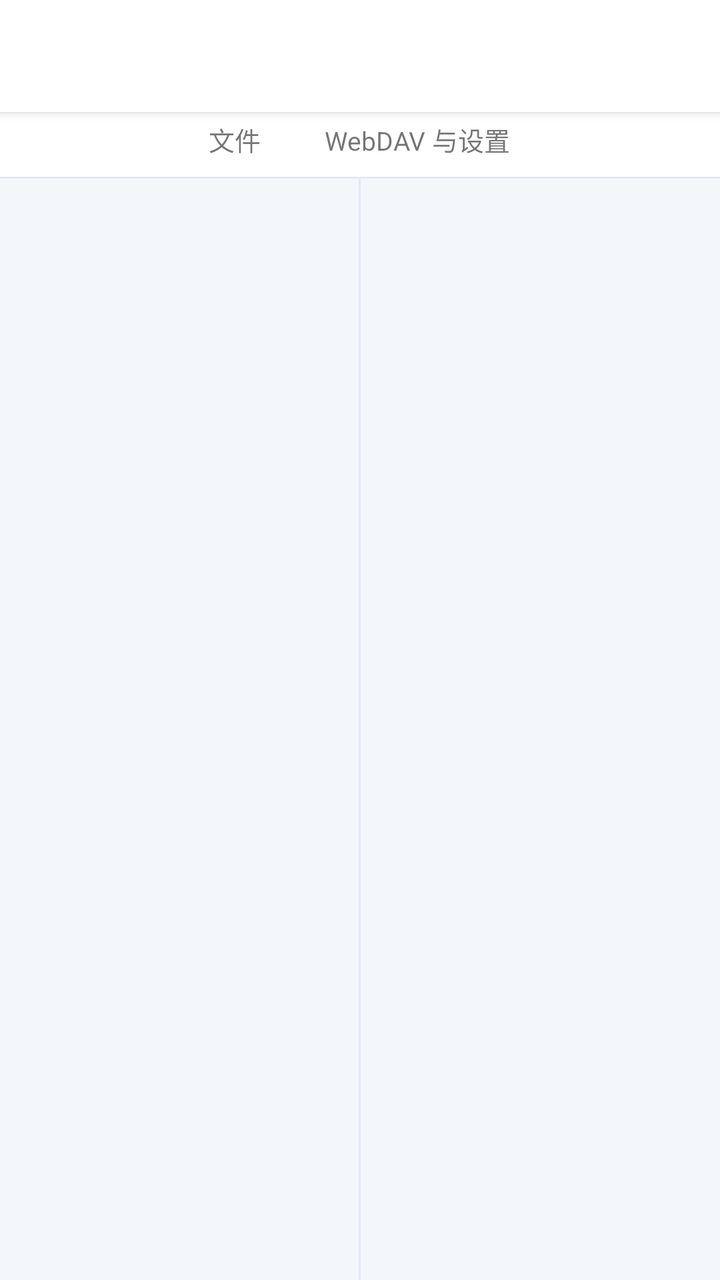
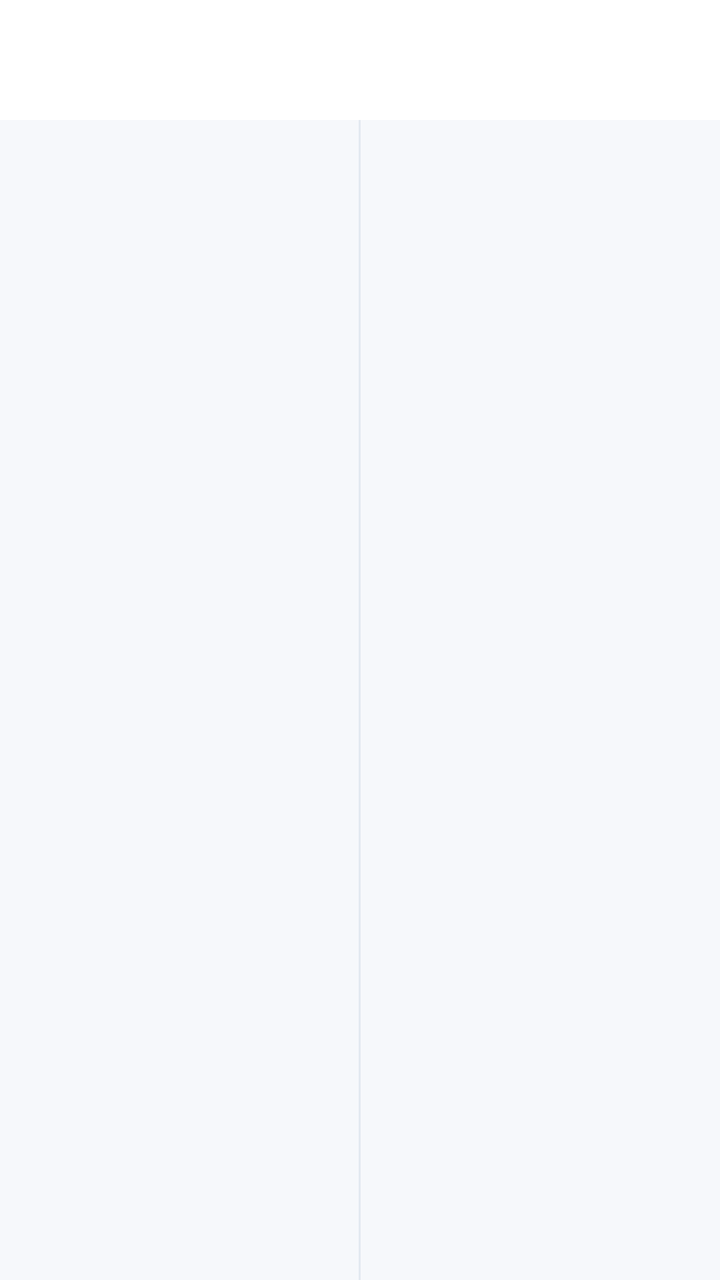

Compare the two renders of this Android layout. The source of the first and the diff that turns it into the second are given below.
<!-- AndroidManifest.xml: application theme AppTheme -->
<!-- res/layout/activity_locations.xml -->
<?xml version="1.0" encoding="utf-8"?>
<LinearLayout xmlns:android="http://schemas.android.com/apk/res/android"
    android:layout_width="match_parent"
    android:layout_height="match_parent"
    android:background="?attr/lumenBg"
    android:fitsSystemWindows="true"
    android:orientation="vertical">

    <android.widget.Toolbar
        android:id="@+id/toolbar"
        android:layout_width="match_parent"
        android:layout_height="?android:attr/actionBarSize"
        android:background="?attr/lumenSurface"
        android:elevation="3dp" />

    <LinearLayout
        android:layout_width="match_parent"
        android:layout_height="wrap_content"
        android:background="?attr/lumenSurface"
        android:gravity="center"
        android:orientation="horizontal"
        android:paddingBottom="5dp">

        <TextView
            android:id="@+id/tabFiles"
            android:layout_width="wrap_content"
            android:layout_height="wrap_content"
            android:paddingStart="16dp"
            android:paddingTop="4dp"
            android:paddingEnd="16dp"
            android:paddingBottom="4dp"
            android:text="文件"
            android:textSize="13sp" />

        <TextView
            android:id="@+id/tabSettings"
            android:layout_width="wrap_content"
            android:layout_height="wrap_content"
            android:paddingStart="16dp"
            android:paddingTop="4dp"
            android:paddingEnd="16dp"
            android:paddingBottom="4dp"
            android:text="WebDAV 与设置"
            android:textSize="13sp" />

    </LinearLayout>

    <View
        android:layout_width="match_parent"
        android:layout_height="1dp"
        android:background="?attr/lumenDivider" />

    <ViewFlipper
        android:id="@+id/flipper"
        android:layout_width="match_parent"
        android:layout_height="0dp"
        android:layout_weight="1">

        <LinearLayout
            android:layout_width="match_parent"
            android:layout_height="match_parent"
            android:orientation="horizontal">

            <LinearLayout
                android:id="@+id/paneLeft"
                android:layout_width="0dp"
                android:layout_height="match_parent"
                android:layout_weight="1"
                android:orientation="vertical" />

            <View
                android:layout_width="1dp"
                android:layout_height="match_parent"
                android:background="?attr/lumenDivider" />

            <LinearLayout
                android:id="@+id/paneRight"
                android:layout_width="0dp"
                android:layout_height="match_parent"
                android:layout_weight="1"
                android:orientation="vertical" />

        </LinearLayout>

        <ScrollView
            android:layout_width="match_parent"
            android:layout_height="match_parent"
            android:clipToPadding="false"
            android:scrollbars="none">

            <LinearLayout
                android:layout_width="match_parent"
                android:layout_height="wrap_content"
                android:orientation="vertical"
                android:paddingStart="16dp"
                android:paddingTop="6dp"
                android:paddingEnd="16dp"
                android:paddingBottom="28dp">

                <TextView
                    android:id="@+id/storageSummary"
                    android:layout_width="match_parent"
                    android:layout_height="wrap_content"
                    android:paddingTop="6dp"
                    android:paddingBottom="2dp"
                    android:textColor="?attr/lumenSecondary"
                    android:textSize="12sp" />

                <LinearLayout
                    android:id="@+id/permissionCard"
                    android:layout_width="match_parent"
                    android:layout_height="wrap_content"
                    android:layout_marginTop="10dp"
                    android:background="@drawable/bg_card"
                    android:gravity="center_vertical"
                    android:orientation="horizontal"
                    android:padding="16dp"
                    android:visibility="gone">

                    <ImageView
                        android:layout_width="26dp"
                        android:layout_height="26dp"
                        android:contentDescription="@null"
                        android:scaleType="centerInside"
                        android:src="@drawable/ic_shield"
                        android:tint="?attr/lumenAccent" />

                    <LinearLayout
                        android:layout_width="0dp"
                        android:layout_height="wrap_content"
                        android:layout_marginStart="12dp"
                        android:layout_weight="1"
                        android:orientation="vertical">

                        <TextView
                            android:layout_width="match_parent"
                            android:layout_height="wrap_content"
                            android:fontFamily="sans-serif-medium"
                            android:text="需要所有文件访问权限"
                            android:textColor="?attr/lumenText"
                            android:textSize="14sp" />

                        <TextView
                            android:layout_width="match_parent"
                            android:layout_height="wrap_content"
                            android:layout_marginTop="3dp"
                            android:text="开启后才能浏览和管理本机全部文件"
                            android:textColor="?attr/lumenSecondary"
                            android:textSize="12sp" />

                    </LinearLayout>

                    <Button
                        android:id="@+id/grantBtn"
                        style="@style/ActionButton"
                        android:layout_width="wrap_content"
                        android:layout_height="wrap_content"
                        android:text="授权" />

                </LinearLayout>

                <TextView
                    style="@style/SectionTitle"
                    android:layout_width="match_parent"
                    android:layout_height="wrap_content"
                    android:text="WEBDAV 服务器" />

                <LinearLayout
                    android:id="@+id/serversBox"
                    android:layout_width="match_parent"
                    android:layout_height="wrap_content"
                    android:orientation="vertical" />

                <TextView
                    android:id="@+id/addServerBtn"
                    android:layout_width="match_parent"
                    android:layout_height="wrap_content"
                    android:layout_marginTop="8dp"
                    android:background="@drawable/bg_chip"
                    android:gravity="center"
                    android:paddingTop="14dp"
                    android:paddingBottom="14dp"
                    android:text="＋ 添加 WebDAV 服务器"
                    android:textColor="?attr/lumenAccent"
                    android:textSize="14sp" />

                <TextView
                    style="@style/SectionTitle"
                    android:layout_width="match_parent"
                    android:layout_height="wrap_content"
                    android:text="快捷访问" />

                <GridLayout
                    android:id="@+id/quickGrid"
                    android:layout_width="match_parent"
                    android:layout_height="wrap_content"
                    android:columnCount="3" />

                <TextView
                    android:layout_width="match_parent"
                    android:layout_height="wrap_content"
                    android:layout_marginTop="22dp"
                    android:gravity="center"
                    android:text="纯 Java · 零第三方依赖 · 本地全盘 + WebDAV"
                    android:textColor="?attr/lumenSecondary"
                    android:textSize="11sp" />

            </LinearLayout>

        </ScrollView>

    </ViewFlipper>

</LinearLayout>
<!-- resources referenced by this layout -->
<resources>
  <!-- drawable bg_card (drawable) -->
  <?xml version="1.0" encoding="utf-8"?>
  <shape xmlns:android="http://schemas.android.com/apk/res/android" android:shape="rectangle">
      <solid android:color="?attr/lumenCard" />
      <corners android:radius="16dp" />
  </shape>
  <!-- drawable bg_chip (drawable) -->
  <?xml version="1.0" encoding="utf-8"?>
  <ripple xmlns:android="http://schemas.android.com/apk/res/android"
      android:color="?attr/lumenRipple">
      <item>
          <shape android:shape="rectangle">
              <solid android:color="?attr/lumenSurface" />
              <corners android:radius="12dp" />
              <stroke
                  android:width="1dp"
                  android:color="?attr/lumenDivider" />
          </shape>
      </item>
  </ripple>
  <!-- drawable ic_shield (drawable) -->
  <?xml version="1.0" encoding="utf-8"?>
  <vector xmlns:android="http://schemas.android.com/apk/res/android"
      android:width="24dp" android:height="24dp"
      android:viewportWidth="24" android:viewportHeight="24">
      <path android:fillColor="#FFFFFFFF"
          android:pathData="M12,1L3,5v6c0,5.55 3.84,10.74 9,12 5.16,-1.26 9,-6.45 9,-12V5l-9,-4zM12,21.5c-3.9,-1.1 -7,-5.4 -7,-10.4V6.3l7,-3.1 7,3.1v4.8c0,5 -3.1,9.3 -7,10.4z" />
  </vector>
  <style name="ActionButton">
          <item name="android:background">?android:attr/selectableItemBackground</item>
          <item name="android:textColor">?attr/lumenAccent</item>
          <item name="android:textAllCaps">false</item>
          <item name="android:textSize">15sp</item>
          <item name="android:paddingStart">12dp</item>
          <item name="android:paddingEnd">12dp</item>
          <item name="android:minWidth">64dp</item>
          <item name="android:minHeight">40dp</item>
      </style>
  <style name="SectionTitle">
          <item name="android:textSize">13sp</item>
          <item name="android:textColor">?attr/lumenSecondary</item>
          <item name="android:letterSpacing">0.08</item>
          <item name="android:paddingTop">20dp</item>
          <item name="android:paddingBottom">8dp</item>
      </style>
  <style name="AppTheme" parent="@android:style/Theme.Material.Light.NoActionBar">
          <item name="lumenBg">@color/light_bg</item>
          <item name="lumenSurface">@color/light_surface</item>
          <item name="lumenCard">@color/light_card</item>
          <item name="lumenText">@color/light_text</item>
          <item name="lumenSecondary">@color/light_secondary</item>
          <item name="lumenDivider">@color/light_divider</item>
          <item name="lumenAccent">@color/light_accent</item>
          <item name="lumenAccent2">@color/light_accent2</item>
          <item name="lumenRipple">@color/light_ripple</item>
          <item name="android:colorAccent">@color/light_accent</item>
          <item name="android:textColorPrimary">@color/light_text</item>
          <item name="android:textColorSecondary">@color/light_secondary</item>
          <item name="android:windowBackground">@color/light_bg</item>
          <item name="android:statusBarColor">@color/light_status</item>
          <item name="android:navigationBarColor">@color/light_bg</item>
          <item name="android:windowActionModeOverlay">true</item>
      </style>
  <color name="light_bg">#F3F6FB</color>
  <color name="light_surface">#FFFFFF</color>
  <color name="light_card">#FFFFFF</color>
  <color name="light_text">#0E1B2E</color>
  <color name="light_secondary">#5E708A</color>
  <color name="light_divider">#E3EAF4</color>
  <color name="light_accent">#0E7C6F</color>
  <color name="light_accent2">#4B63DD</color>
  <color name="light_ripple">#1F000000</color>
  <color name="light_status">#0B3F3A</color>
</resources>

<!-- the commit's change to res/layout/activity_locations.xml (unified diff, before → after) -->
@@ -9,206 +9,34 @@
     <android.widget.Toolbar
         android:id="@+id/toolbar"
         android:layout_width="match_parent"
-        android:layout_height="?android:attr/actionBarSize"
-        android:background="?attr/lumenSurface"
-        android:elevation="3dp" />
+        android:layout_height="60dp"
+        android:background="?attr/lumenSurface" />
 
     <LinearLayout
         android:layout_width="match_parent"
-        android:layout_height="wrap_content"
-        android:background="?attr/lumenSurface"
-        android:gravity="center"
-        android:orientation="horizontal"
-        android:paddingBottom="5dp">
+        android:layout_height="0dp"
+        android:layout_weight="1"
+        android:orientation="horizontal">
 
-        <TextView
-            android:id="@+id/tabFiles"
-            android:layout_width="wrap_content"
-            android:layout_height="wrap_content"
-            android:paddingStart="16dp"
-            android:paddingTop="4dp"
-            android:paddingEnd="16dp"
-            android:paddingBottom="4dp"
-            android:text="文件"
-            android:textSize="13sp" />
+        <LinearLayout
+            android:id="@+id/paneLeft"
+            android:layout_width="0dp"
+            android:layout_height="match_parent"
+            android:layout_weight="1"
+            android:orientation="vertical" />
 
-        <TextView
-            android:id="@+id/tabSettings"
-            android:layout_width="wrap_content"
-            android:layout_height="wrap_content"
-            android:paddingStart="16dp"
-            android:paddingTop="4dp"
-            android:paddingEnd="16dp"
-            android:paddingBottom="4dp"
-            android:text="WebDAV 与设置"
-            android:textSize="13sp" />
+        <View
+            android:layout_width="1dp"
+            android:layout_height="match_parent"
+            android:background="?attr/lumenDivider" />
+
+        <LinearLayout
+            android:id="@+id/paneRight"
+            android:layout_width="0dp"
+            android:layout_height="match_parent"
+            android:layout_weight="1"
+            android:orientation="vertical" />
 
     </LinearLayout>
 
-    <View
-        android:layout_width="match_parent"
-        android:layout_height="1dp"
-        android:background="?attr/lumenDivider" />
-
-    <ViewFlipper
-        android:id="@+id/flipper"
-        android:layout_width="match_parent"
-        android:layout_height="0dp"
-        android:layout_weight="1">
-
-        <LinearLayout
-            android:layout_width="match_parent"
-            android:layout_height="match_parent"
-            android:orientation="horizontal">
-
-            <LinearLayout
-                android:id="@+id/paneLeft"
-                android:layout_width="0dp"
-                android:layout_height="match_parent"
-                android:layout_weight="1"
-                android:orientation="vertical" />
-
-            <View
-                android:layout_width="1dp"
-                android:layout_height="match_parent"
-                android:background="?attr/lumenDivider" />
-
-            <LinearLayout
-                android:id="@+id/paneRight"
-                android:layout_width="0dp"
-                android:layout_height="match_parent"
-                android:layout_weight="1"
-                android:orientation="vertical" />
-
-        </LinearLayout>
-
-        <ScrollView
-            android:layout_width="match_parent"
-            android:layout_height="match_parent"
-            android:clipToPadding="false"
-            android:scrollbars="none">
-
-            <LinearLayout
-                android:layout_width="match_parent"
-                android:layout_height="wrap_content"
-                android:orientation="vertical"
-                android:paddingStart="16dp"
-                android:paddingTop="6dp"
-                android:paddingEnd="16dp"
-                android:paddingBottom="28dp">
-
-                <TextView
-                    android:id="@+id/storageSummary"
-                    android:layout_width="match_parent"
-                    android:layout_height="wrap_content"
-                    android:paddingTop="6dp"
-                    android:paddingBottom="2dp"
-                    android:textColor="?attr/lumenSecondary"
-                    android:textSize="12sp" />
-
-                <LinearLayout
-                    android:id="@+id/permissionCard"
-                    android:layout_width="match_parent"
-                    android:layout_height="wrap_content"
-                    android:layout_marginTop="10dp"
-                    android:background="@drawable/bg_card"
-                    android:gravity="center_vertical"
-                    android:orientation="horizontal"
-                    android:padding="16dp"
-                    android:visibility="gone">
-
-                    <ImageView
-                        android:layout_width="26dp"
-                        android:layout_height="26dp"
-                        android:contentDescription="@null"
-                        android:scaleType="centerInside"
-                        android:src="@drawable/ic_shield"
-                        android:tint="?attr/lumenAccent" />
-
-                    <LinearLayout
-                        android:layout_width="0dp"
-                        android:layout_height="wrap_content"
-                        android:layout_marginStart="12dp"
-                        android:layout_weight="1"
-                        android:orientation="vertical">
-
-                        <TextView
-                            android:layout_width="match_parent"
-                            android:layout_height="wrap_content"
-                            android:fontFamily="sans-serif-medium"
-                            android:text="需要所有文件访问权限"
-                            android:textColor="?attr/lumenText"
-                            android:textSize="14sp" />
-
-                        <TextView
-                            android:layout_width="match_parent"
-                            android:layout_height="wrap_content"
-                            android:layout_marginTop="3dp"
-                            android:text="开启后才能浏览和管理本机全部文件"
-                            android:textColor="?attr/lumenSecondary"
-                            android:textSize="12sp" />
-
-                    </LinearLayout>
-
-                    <Button
-                        android:id="@+id/grantBtn"
-                        style="@style/ActionButton"
-                        android:layout_width="wrap_content"
-                        android:layout_height="wrap_content"
-                        android:text="授权" />
-
-                </LinearLayout>
-
-                <TextView
-                    style="@style/SectionTitle"
-                    android:layout_width="match_parent"
-                    android:layout_height="wrap_content"
-                    android:text="WEBDAV 服务器" />
-
-                <LinearLayout
-                    android:id="@+id/serversBox"
-                    android:layout_width="match_parent"
-                    android:layout_height="wrap_content"
-                    android:orientation="vertical" />
-
-                <TextView
-                    android:id="@+id/addServerBtn"
-                    android:layout_width="match_parent"
-                    android:layout_height="wrap_content"
-                    android:layout_marginTop="8dp"
-                    android:background="@drawable/bg_chip"
-                    android:gravity="center"
-                    android:paddingTop="14dp"
-                    android:paddingBottom="14dp"
-                    android:text="＋ 添加 WebDAV 服务器"
-                    android:textColor="?attr/lumenAccent"
-                    android:textSize="14sp" />
-
-                <TextView
-                    style="@style/SectionTitle"
-                    android:layout_width="match_parent"
-                    android:layout_height="wrap_content"
-                    android:text="快捷访问" />
-
-                <GridLayout
-                    android:id="@+id/quickGrid"
-                    android:layout_width="match_parent"
-                    android:layout_height="wrap_content"
-                    android:columnCount="3" />
-
-                <TextView
-                    android:layout_width="match_parent"
-                    android:layout_height="wrap_content"
-                    android:layout_marginTop="22dp"
-                    android:gravity="center"
-                    android:text="纯 Java · 零第三方依赖 · 本地全盘 + WebDAV"
-                    android:textColor="?attr/lumenSecondary"
-                    android:textSize="11sp" />
-
-            </LinearLayout>
-
-        </ScrollView>
-
-    </ViewFlipper>
-
 </LinearLayout>
<!-- resource entries referenced after the edit -->
@@ -1,77 +1,55 @@
 <!-- resources referenced by this layout -->
 <resources>
-  <!-- drawable bg_card (drawable) -->
-  <?xml version="1.0" encoding="utf-8"?>
-  <shape xmlns:android="http://schemas.android.com/apk/res/android" android:shape="rectangle">
-      <solid android:color="?attr/lumenCard" />
-      <corners android:radius="16dp" />
-  </shape>
-  <!-- drawable bg_chip (drawable) -->
-  <?xml version="1.0" encoding="utf-8"?>
-  <ripple xmlns:android="http://schemas.android.com/apk/res/android"
-      android:color="?attr/lumenRipple">
-      <item>
-          <shape android:shape="rectangle">
-              <solid android:color="?attr/lumenSurface" />
-              <corners android:radius="12dp" />
-              <stroke
-                  android:width="1dp"
-                  android:color="?attr/lumenDivider" />
-          </shape>
-      </item>
-  </ripple>
-  <!-- drawable ic_shield (drawable) -->
-  <?xml version="1.0" encoding="utf-8"?>
-  <vector xmlns:android="http://schemas.android.com/apk/res/android"
-      android:width="24dp" android:height="24dp"
-      android:viewportWidth="24" android:viewportHeight="24">
-      <path android:fillColor="#FFFFFFFF"
-          android:pathData="M12,1L3,5v6c0,5.55 3.84,10.74 9,12 5.16,-1.26 9,-6.45 9,-12V5l-9,-4zM12,21.5c-3.9,-1.1 -7,-5.4 -7,-10.4V6.3l7,-3.1 7,3.1v4.8c0,5 -3.1,9.3 -7,10.4z" />
-  </vector>
-  <style name="ActionButton">
-          <item name="android:background">?android:attr/selectableItemBackground</item>
-          <item name="android:textColor">?attr/lumenAccent</item>
-          <item name="android:textAllCaps">false</item>
-          <item name="android:textSize">15sp</item>
-          <item name="android:paddingStart">12dp</item>
-          <item name="android:paddingEnd">12dp</item>
-          <item name="android:minWidth">64dp</item>
-          <item name="android:minHeight">40dp</item>
-      </style>
-  <style name="SectionTitle">
-          <item name="android:textSize">13sp</item>
-          <item name="android:textColor">?attr/lumenSecondary</item>
-          <item name="android:letterSpacing">0.08</item>
-          <item name="android:paddingTop">20dp</item>
-          <item name="android:paddingBottom">8dp</item>
-      </style>
   <style name="AppTheme" parent="@android:style/Theme.Material.Light.NoActionBar">
           <item name="lumenBg">@color/light_bg</item>
           <item name="lumenSurface">@color/light_surface</item>
+          <item name="lumenContainer">@color/light_container</item>
           <item name="lumenCard">@color/light_card</item>
           <item name="lumenText">@color/light_text</item>
           <item name="lumenSecondary">@color/light_secondary</item>
           <item name="lumenDivider">@color/light_divider</item>
           <item name="lumenAccent">@color/light_accent</item>
+          <item name="lumenOnAccent">@color/light_on_accent</item>
+          <item name="lumenAccentContainer">@color/light_accent_container</item>
+          <item name="lumenOnAccentContainer">@color/light_on_accent_container</item>
           <item name="lumenAccent2">@color/light_accent2</item>
           <item name="lumenRipple">@color/light_ripple</item>
           <item name="android:colorAccent">@color/light_accent</item>
           <item name="android:textColorPrimary">@color/light_text</item>
           <item name="android:textColorSecondary">@color/light_secondary</item>
           <item name="android:windowBackground">@color/light_bg</item>
-          <item name="android:statusBarColor">@color/light_status</item>
+          <item name="android:statusBarColor">@color/light_bg</item>
           <item name="android:navigationBarColor">@color/light_bg</item>
+          <item name="android:windowLightStatusBar">true</item>
           <item name="android:windowActionModeOverlay">true</item>
+          <item name="android:alertDialogTheme">@style/AppDialog.Light</item>
       </style>
-  <color name="light_bg">#F3F6FB</color>
+  <color name="light_bg">#F6F8FB</color>
   <color name="light_surface">#FFFFFF</color>
+  <color name="light_container">#EDF1F7</color>
   <color name="light_card">#FFFFFF</color>
-  <color name="light_text">#0E1B2E</color>
-  <color name="light_secondary">#5E708A</color>
-  <color name="light_divider">#E3EAF4</color>
-  <color name="light_accent">#0E7C6F</color>
-  <color name="light_accent2">#4B63DD</color>
-  <color name="light_ripple">#1F000000</color>
-  <color name="light_status">#0B3F3A</color>
+  <color name="light_text">#141B25</color>
+  <color name="light_secondary">#5C6B7F</color>
+  <color name="light_divider">#E3E9F1</color>
+  <color name="light_accent">#0B7E70</color>
+  <color name="light_on_accent">#FFFFFF</color>
+  <color name="light_accent_container">#D0F2EA</color>
+  <color name="light_on_accent_container">#05453C</color>
+  <color name="light_accent2">#4F63DC</color>
+  <color name="light_ripple">#1F0B7E70</color>
+  <style name="AppDialog.Light" parent="@android:style/Theme.Material.Light.Dialog.Alert">
+          <item name="android:windowBackground">@drawable/bg_dialog</item>
+          <item name="android:colorAccent">@color/light_accent</item>
+          <item name="android:textColor">@color/light_text</item>
+          <item name="android:textColorPrimary">@color/light_text</item>
+          <item name="android:textColorSecondary">@color/light_secondary</item>
+          <item name="android:windowMinWidthMinor">82%</item>
+      </style>
+  <!-- drawable bg_dialog (drawable) -->
+  <?xml version="1.0" encoding="utf-8"?>
+  <shape xmlns:android="http://schemas.android.com/apk/res/android" android:shape="rectangle">
+      <solid android:color="#FFFFFF" />
+      <corners android:radius="22dp" />
+  </shape>
 </resources>
 
